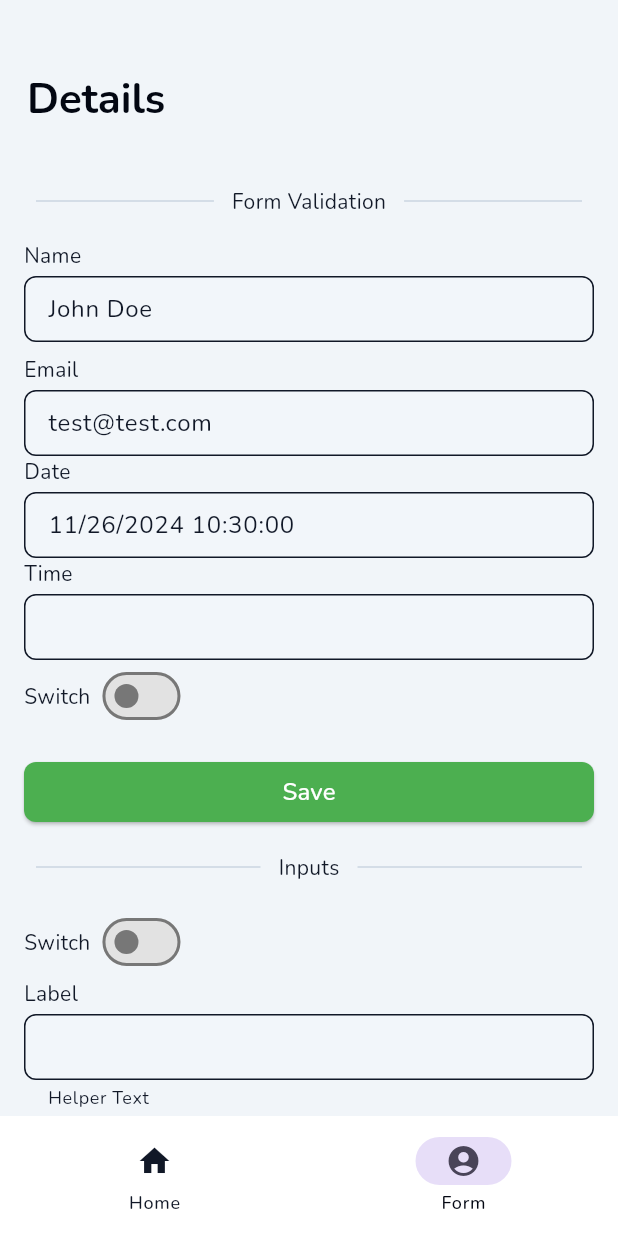
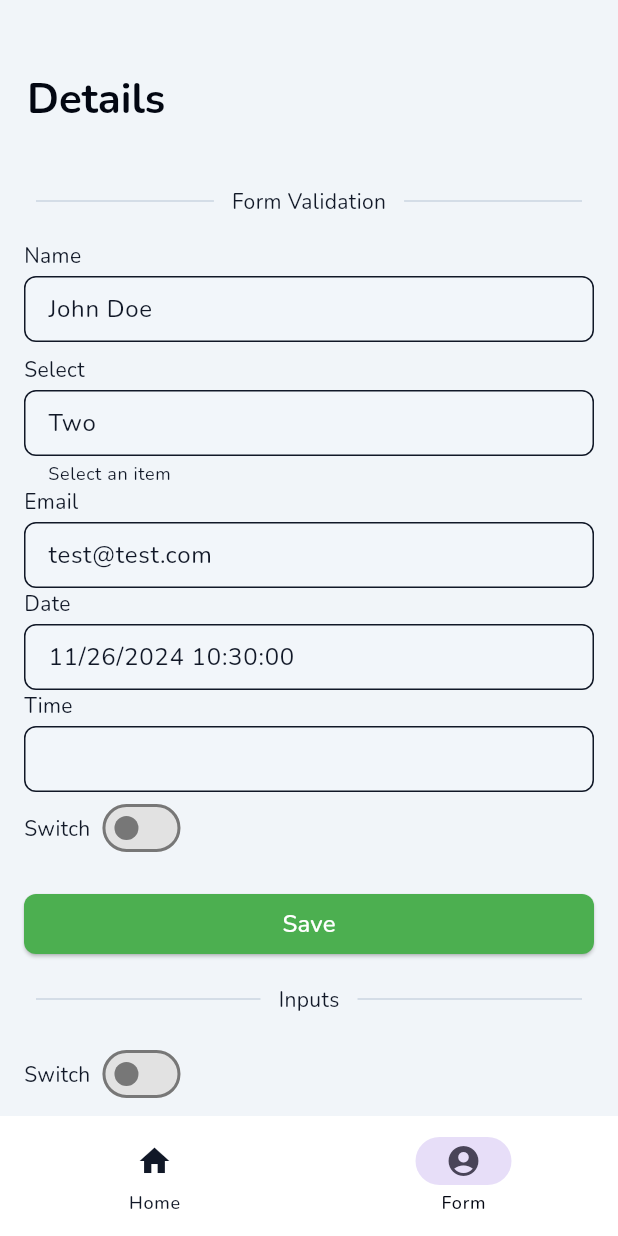
Before and after one commit to enmanuelmag/Flutter-Template, a Flutter app: the screen it shows after launch, item 2 of the bottom bar chosen, on a phone screen of 412 x 824 dp. Run offline on Flutter 3.47's test engine with Material 3 defaults, Android fonts, the phone set to English and light mode, and no system bars; drawn by our look-alikes of flutter_form_builder; our stand-ins replace currency_text_input_formatter, easy_localization, fluentui_system_icons, flutter_riverpod, form_builder_validators, go_router and 5 more; missing offline and left inert: flutter_displaymode; accounts and stored records are empty; generated files the repository leaves out were written again.

Commit message:
fix: default value on select

```diff
--- a/lib/ui/screens/second_screen.dart
+++ b/lib/ui/screens/second_screen.dart
@@ -41,10 +41,10 @@ class SecondScreen extends StatelessWidget {
 
   Widget getInputs() {
     const List<SelectItem> items = <SelectItem>[
-      SelectItem(value: '1', label: Text('One')),
-      SelectItem(value: '2', label: Text('Two')),
-      SelectItem(value: '3', label: Text('Three'), disabled: true),
-      SelectItem(value: '4', label: Text('Four')),
+      SelectItem(value: '1', label: 'One'),
+      SelectItem(value: '2', label: 'Two'),
+      SelectItem(value: '3', label: 'Three', disabled: true),
+      SelectItem(value: '4', label: 'Four'),
     ];
 
     return Column(
@@ -107,6 +107,13 @@ class SecondScreen extends StatelessWidget {
   Widget getForm() {
     final GlobalKey<FormBuilderState> formKey = GlobalKey<FormBuilderState>();
 
+    const List<SelectItem> items = <SelectItem>[
+      SelectItem(value: '1', label: 'One'),
+      SelectItem(value: '2', label: 'Two'),
+      SelectItem(value: '3', label: 'Three', disabled: true),
+      SelectItem(value: '4', label: 'Four'),
+    ];
+
     return FormBuilder(
       key: formKey,
       initialValue: <String, dynamic>{
@@ -126,6 +133,14 @@ class SecondScreen extends StatelessWidget {
             ],
           ),
           const SizedBox(height: 8),
+          SelectInput(
+            name: 'select',
+            label: 'Select',
+            items: items,
+            initialValue: '2',
+            helperText: 'Select an item',
+            onChange: (String value) {},
+          ),
           InputText(
             name: 'email',
             label: 'Email',
--- a/lib/ui/widgets/form/input_select.dart
+++ b/lib/ui/widgets/form/input_select.dart
@@ -10,7 +10,7 @@ import 'package:flutter_production_boilerplate_riverpod/ui/widgets/sheets/bottom
 
 //define items type for SelectInput, this is a list of items, each item has a label and value property
 class SelectItem {
-  final Widget label;
+  final String label;
   final String value;
   final bool? disabled;
   final Widget? leading;
@@ -57,24 +57,41 @@ class SelectInput extends StatelessWidget {
 
   @override
   Widget build(BuildContext context) {
-    return FormBuilderField(
+    return FormBuilderField<String>(
       name: name ?? '',
       initialValue: initialValue,
       validator: FormBuilderValidators.compose(
         validators ?? <String? Function(dynamic)>[],
       ),
-      builder: (FormFieldState<Object?> field) => getInput(context, field),
+      builder: (FormFieldState<String?> field) => getInput(context, field),
     );
+  }
+
+  String getValue(FormFieldState<String?> field) {
+    if (field.value == null) {
+      return '';
+    }
+
+    return items
+        .firstWhere(
+          (SelectItem item) => item.value == initialValue,
+          orElse: () => items.first,
+        )
+        .label;
   }
 
   Widget getInput(
     BuildContext context,
-    FormFieldState<Object?> field,
+    FormFieldState<String?> field,
   ) {
+    TextEditingController controller = TextEditingController(
+      text: getValue(field),
+    );
+
     final List<ListTile> itemsWidget = items
         .map(
           (SelectItem item) => ListTile(
-            title: item.label,
+            title: Text(item.label),
             leading: item.leading,
             trailing: item.trailing,
             visualDensity: VisualDensity.compact,
@@ -86,6 +103,8 @@ class SelectInput extends StatelessWidget {
                 onChange!(item.value);
               }
               field.didChange(item.value);
+
+              controller.text = item.label;
 
               Navigator.pop(context);
             },
@@ -114,6 +133,7 @@ class SelectInput extends StatelessWidget {
                 ),
               );
             },
+            controller: controller,
             enabled: disabled != true,
             readOnly: readOnly ?? false,
             autofocus: autoFocus ?? false,
```
